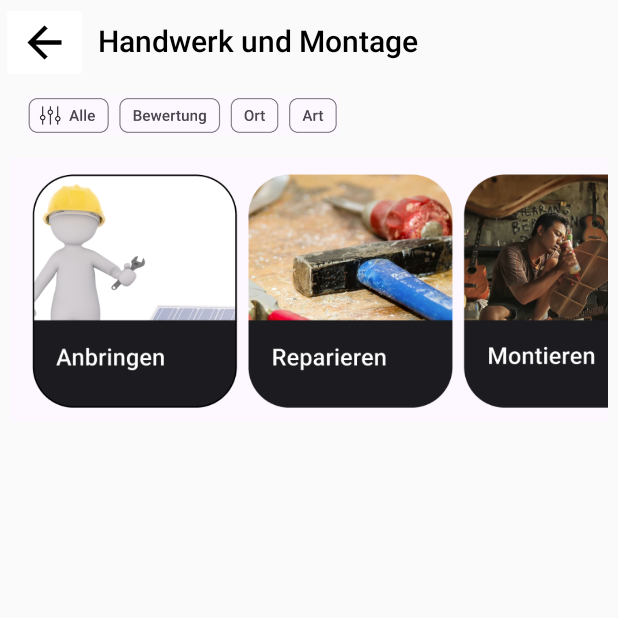
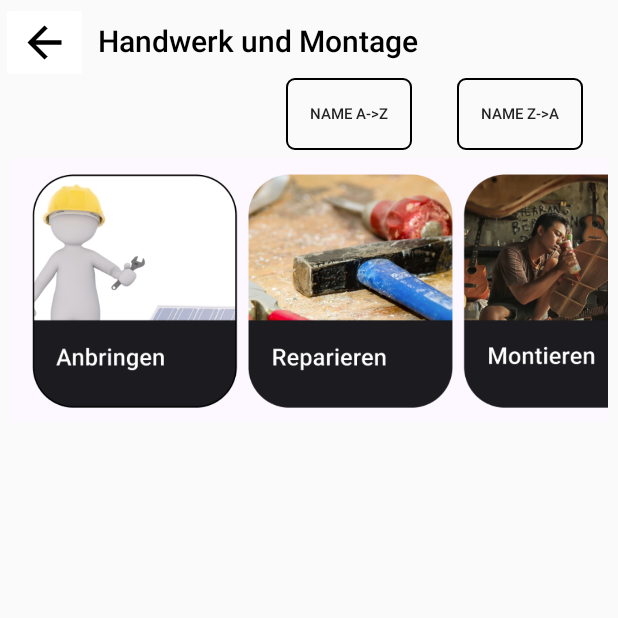
Before and after one commit to vinpuch/DienstDirekt, an Android app: the ServiceProviderListActivity screen opened directly, with no data from a screen before it, on a phone screen of 412 x 824 dp, the top half of it. Run offline under Robolectric (Android 15) with nearby library versions, the phone set to English and light mode, and no system bars; 3 statements that could not run were skipped.

Commit message:
Dienstleister anzeigen + sortieren nach Name

```diff
--- a/app/src/main/java/com/example/dienstdirekt/ui/serviceProviderList/ServiceProviderListActivity.kt
+++ b/app/src/main/java/com/example/dienstdirekt/ui/serviceProviderList/ServiceProviderListActivity.kt
@@ -1,15 +1,23 @@
 package com.example.dienstdirekt.ui.serviceProviderList
 
+import android.content.Intent
 import android.os.Bundle
+import android.widget.Button
+import android.widget.ImageButton
 import androidx.appcompat.app.AppCompatActivity
 import androidx.recyclerview.widget.LinearLayoutManager
 import com.example.dienstdirekt.databinding.ActivityDienstleistungenBinding
 import com.example.dienstdirekt.ui.register.RegisterDatabaseHelper
+import com.example.dienstdirekt.R
+import com.example.dienstdirekt.ui.categories.CategoriesActivity
 
 class ServiceProviderListActivity : AppCompatActivity() {
     private lateinit var binding: ActivityDienstleistungenBinding
     private lateinit var serviceProviderAdapter: ServiceProviderAdapter
     private lateinit var db: RegisterDatabaseHelper
+    private lateinit var backButton: ImageButton
+    private lateinit var buttonAZ : Button
+    private lateinit var buttonZA : Button
 
     override fun onCreate(savedInstanceState: Bundle?) {
         super.onCreate(savedInstanceState)
@@ -17,6 +25,21 @@ class ServiceProviderListActivity : AppCompatActivity() {
         binding = ActivityDienstleistungenBinding.inflate(layoutInflater)
         setContentView(binding.root)
 
+        backButton = findViewById(R.id.backButtonServiceProvider)
+        backButton.setOnClickListener {
+            val intent = Intent(this, CategoriesActivity::class.java)
+            startActivity(intent)
+        }
+
+        buttonAZ = findViewById(R.id.buttonAZ)
+        buttonAZ.setOnClickListener {
+            getDataOrderByNameAsc(true)
+        }
+
+        buttonZA = findViewById(R.id.buttonZA)
+        buttonZA.setOnClickListener {
+            getDataOrderByNameAsc(false)
+        }
         db = RegisterDatabaseHelper(this)
 
         // Initialize the adapter with an empty list
@@ -40,6 +63,14 @@ class ServiceProviderListActivity : AppCompatActivity() {
         serviceProviderAdapter.refreshData(companyList)
     }
 
+    private fun getDataOrderByNameAsc(asc: Boolean) {
+        // Fetch data from database
+        val companyList = db.getOrderByName(asc)
+
+        // Update adapter with new data
+        serviceProviderAdapter.refreshData(companyList)
+    }
+
     override fun onResume() {
         super.onResume()
         // Refresh data when activity resumes
--- a/app/src/main/res/layout/activity_dienstleistungen.xml
+++ b/app/src/main/res/layout/activity_dienstleistungen.xml
@@ -20,7 +20,7 @@
         app:layout_constraintTop_toTopOf="parent">
 
         <ImageButton
-            android:id="@+id/backButton"
+            android:id="@+id/backButtonServiceProvider"
             android:layout_width="1dp"
             android:layout_height="54dp"
             android:layout_marginEnd="3dp"
@@ -97,18 +97,31 @@
             android:layout_height="match_parent"
             android:layout_weight="1" />
 
-        <ImageView
-            android:id="@+id/imageView10"
-            android:layout_width="206dp"
-            android:layout_height="wrap_content"
-            android:layout_weight="1"
-            android:src="@drawable/filter" />
-
         <TextView
             android:id="@+id/textView13"
             android:layout_width="182dp"
             android:layout_height="match_parent"
             android:layout_weight="1" />
+
+        <Button
+            android:id="@+id/buttonAZ"
+            android:layout_width="wrap_content"
+            android:layout_height="wrap_content"
+            android:background="@drawable/rounded_corner"
+            android:layout_marginEnd="30dp"
+            android:layout_weight="1"
+            android:text="Name A->Z"
+            android:textSize="10dp"/>
+
+        <Button
+            android:id="@+id/buttonZA"
+            android:layout_width="wrap_content"
+            android:layout_height="wrap_content"
+            android:background="@drawable/rounded_corner"
+            android:layout_marginEnd="20dp"
+            android:layout_weight="1"
+            android:text="Name Z->A"
+            android:textSize="10dp" />
     </LinearLayout>
 
     <!-- Add the RecyclerView here -->
```
Also changed, not shown: app/src/main/java/com/example/dienstdirekt/ui/register/RegisterDatabaseHelper.kt (+39 -0 lines).
